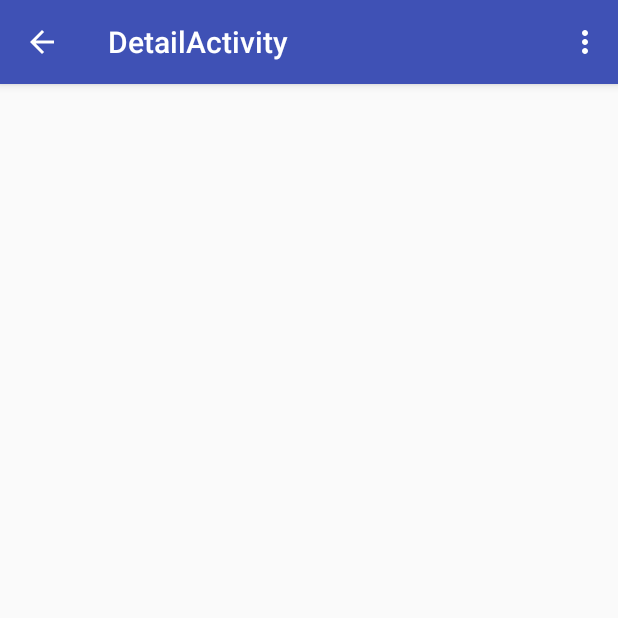
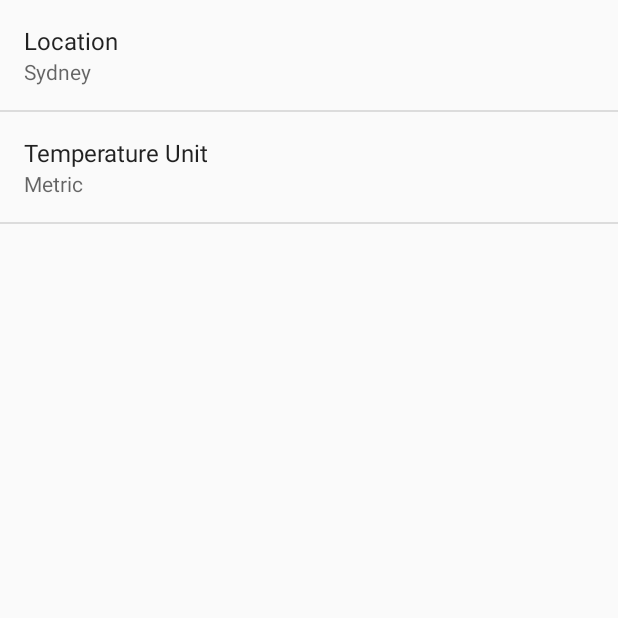
Before and after one commit to orangeoctopus/sunshine-udacity, an Android app: the DetailActivity screen opened directly, with no data from a screen before it, in the options menu, after a tap on "Settings", on a phone screen of 412 x 824 dp, the top half of it. Run offline under Robolectric (Android 15) with nearby library versions, the phone set to English and light mode, and no system bars.

```diff
--- a/app/src/main/java/com/example/pogee/sunshine/app/DetailActivity.java
+++ b/app/src/main/java/com/example/pogee/sunshine/app/DetailActivity.java
@@ -45,13 +45,13 @@ public class DetailActivity extends AppCompatActivity {
     @Override
     public boolean onOptionsItemSelected(MenuItem item) {
 
-        int id = item.getItemId();
-
-        if(id == R.id.action_settings) {
-            return true;
+        switch(item.getItemId()) {
+            case R.id.action_settings:
+                startActivity(new Intent(this, SettingsActivity.class));
+                return true;
+            default:
+                return super.onOptionsItemSelected(item);
         }
-
-        return super.onOptionsItemSelected(item);
     }
 
     public static class DetailActivityFragment extends Fragment {
@@ -62,9 +62,10 @@ public class DetailActivity extends AppCompatActivity {
         @Override
         public View onCreateView(LayoutInflater inflater, ViewGroup container,
                                  Bundle savedInstanceState) {
-            View rootview = inflater.inflate(R.layout.fragment_detail, container, false);
+
 
             Intent intent = getActivity().getIntent();
+            View rootview = inflater.inflate(R.layout.fragment_detail, container, false);
             if(intent !=null && intent.hasExtra(Intent.EXTRA_TEXT)) {
                 String forecastStr = intent.getStringExtra(Intent.EXTRA_TEXT);
 
--- /dev/null
+++ b/app/src/main/java/com/example/pogee/sunshine/app/SettingsActivity.java
@@ -0,0 +1,81 @@
+package com.example.pogee.sunshine.app;
+
+import android.preference.ListPreference;
+import android.preference.Preference;
+import android.preference.PreferenceActivity;
+import android.preference.PreferenceFragment;
+import android.preference.PreferenceManager;
+import android.os.Bundle;
+
+        /**
+        * A {@link PreferenceActivity} that presents a set of application settings.
+        * <p>
+        * See <a href="http://developer.android.com/design/patterns/settings.html">
+        * Android Design: Settings</a> for design guidelines and the <a
+        * href="http://developer.android.com/guide/topics/ui/settings.html">Settings
+        * API Guide</a> for more information on developing a Settings UI.
+        */
+public class SettingsActivity extends PreferenceActivity {
+
+
+    @Override
+    protected void onCreate(Bundle savedInstanceState) {
+        super.onCreate(savedInstanceState);
+        setContentView(R.layout.activity_settings);
+        SettingPrefFragment preferenceFragment = new SettingPrefFragment();
+        getFragmentManager().beginTransaction().replace(android.R.id.content, preferenceFragment).commit();
+
+
+    }
+
+
+     public static class SettingPrefFragment extends PreferenceFragment implements Preference.OnPreferenceChangeListener{
+
+         @Override
+         public void onCreate(Bundle savedInstanceState) {
+             super.onCreate(savedInstanceState);
+             // Add 'general' preferences, defined in the XML file
+             // TODO: Add preferences from XML
+             addPreferencesFromResource(R.xml.pref_general);
+             bindPreferenceSummaryToValue(findPreference(getString(R.string.pref_location_key)));
+             bindPreferenceSummaryToValue(findPreference(getString(R.string.pref_tempunit_key)));
+
+         }
+
+         /**
+          * Attaches a listener so the summary is always updated with the preference value.
+          * Also fires the listener once, to initialize the summary (so it shows up before the value
+          * is changed.)
+          */
+         private void bindPreferenceSummaryToValue(Preference preference) {
+             // Set the listener to watch for value changes.
+             preference.setOnPreferenceChangeListener(this);
+
+             // Trigger the listener immediately with the preference's
+             // current value.
+             onPreferenceChange(preference,
+                     PreferenceManager
+                             .getDefaultSharedPreferences(preference.getContext())
+                             .getString(preference.getKey(), ""));
+         }
+
+         @Override
+         public boolean onPreferenceChange(Preference preference, Object value) {
+             String stringValue = value.toString();
+
+             if (preference instanceof ListPreference) {
+                 // For list preferences, look up the correct display value in
+                 // the preference's 'entries' list (since they have separate labels/values).
+                 ListPreference listPreference = (ListPreference) preference;
+                 int prefIndex = listPreference.findIndexOfValue(stringValue);
+                 if (prefIndex >= 0) {
+                     preference.setSummary(listPreference.getEntries()[prefIndex]);
+                 }
+             } else {
+                 // For other preferences, set the summary to the value's simple string representation.
+                 preference.setSummary(stringValue);
+             }
+             return true;
+         }
+     }
+}
--- /dev/null
+++ b/app/src/main/res/layout/activity_settings.xml
@@ -0,0 +1,18 @@
+<?xml version="1.0" encoding="utf-8"?>
+<RelativeLayout xmlns:android="http://schemas.android.com/apk/res/android"
+    xmlns:tools="http://schemas.android.com/tools"
+    android:id="@+id/activity_settings"
+    android:layout_width="match_parent"
+    android:layout_height="match_parent"
+    android:paddingBottom="@dimen/activity_vertical_margin"
+    android:paddingLeft="@dimen/activity_horizontal_margin"
+    android:paddingRight="@dimen/activity_horizontal_margin"
+    android:paddingTop="@dimen/activity_vertical_margin"
+    tools:context="com.example.pogee.sunshine.app.SettingsActivity">
+
+
+    <ListView android:id="@android:id/list"
+        android:layout_width="fill_parent"
+        android:layout_height="fill_parent"/>
+
+</RelativeLayout>
--- a/app/src/main/res/menu/menu_main.xml
+++ b/app/src/main/res/menu/menu_main.xml
@@ -8,4 +8,10 @@
         android:title="@string/action_settings"
         app:showAsAction="never" />
 
+    <item
+        android:id="@+id/action_map"
+        android:orderInCategory="100"
+        android:title="@string/action_map"
+        app:showAsAction="never" />
+
 </menu>
--- /dev/null
+++ b/app/src/main/res/values/arrays.xml
@@ -0,0 +1,26 @@
+<?xml version="1.0" encoding="utf-8"?>
+<resources>
+    <string-array name="location_array">
+        <item>Sydney</item>
+        <item>Hong Kong</item>
+        <item>Seoul</item>
+    </string-array>
+
+    <string-array name="location_values">
+        <item>2147714</item>
+        <item>1819729</item>
+        <item>1835848</item>
+    </string-array>
+
+    <string-array name="tempunit_array">
+        <item>Metric</item>
+        <item>Imperial</item>
+    </string-array>
+
+    <string-array name="tempunit_values">
+        <item>metric</item>
+        <item>imperial</item>
+    </string-array>
+
+
+</resources>
--- a/app/src/main/res/values/strings.xml
+++ b/app/src/main/res/values/strings.xml
@@ -1,8 +1,23 @@
 <resources>
     <string name="app_name">Sunshine</string>
-    <string name="action_settings">Settings</string>
+
 
     <!-- MEnu labels -->
     <string name="action_refresh" translatable="false"> Refresh</string>
-    <string name="title_activity_detail">DetailActivity</string>
+    <string name="title_activity_detail">Detail</string>
+    <string name="title_activity_settings">Settings</string>
+    <string name="action_settings">Settings</string>
+    <string name="action_map">Map Location</string>
+
+    <!-- titles -->
+    <string name="pref_location_title">Location</string>
+    <string name="pref_tempunit_title">Temperature Unit</string>
+    <!-- key name for storing location in shared references-->
+    <string name="pref_location_key" translatable="false">location</string>
+    <string name="pref_location_default" translatable="false">2147714</string>
+    <string name="pref_tempunit_key" translatable="false">tempunit</string>
+    <string name="pref_tempunit_default" translatable="false">metric</string>
+    <string name="pref_tempunit_imperial" translatable="false">imperial</string>
+
+
 </resources>
--- /dev/null
+++ b/app/src/main/res/xml/pref_general.xml
@@ -0,0 +1,22 @@
+<?xml version="1.0" encoding="utf-8"?>
+<PreferenceScreen xmlns:android="http://schemas.android.com/apk/res/android"
+    android:layout_width="match_parent"
+    android:layout_height="match_parent">
+
+    <ListPreference
+        android:key="@string/pref_location_key"
+        android:title="@string/pref_location_title"
+        android:defaultValue="@string/pref_location_default"
+        android:entries="@array/location_array"
+        android:entryValues="@array/location_values"
+        />
+
+    <ListPreference
+        android:key="@string/pref_tempunit_key"
+        android:title="@string/pref_tempunit_title"
+        android:defaultValue="@string/pref_tempunit_default"
+        android:entries="@array/tempunit_array"
+        android:entryValues="@array/tempunit_values"
+        />
+
+</PreferenceScreen>
```
Also changed, not shown: app/src/main/AndroidManifest.xml (+9 -0 lines), app/src/main/java/com/example/pogee/sunshine/app/ForecastFragment.java (+45 -23 lines), app/src/main/java/com/example/pogee/sunshine/app/MainActivity.java (+33 -5 lines), app/src/main/res/menu/menu_detail.xml (+6 -4 lines).
